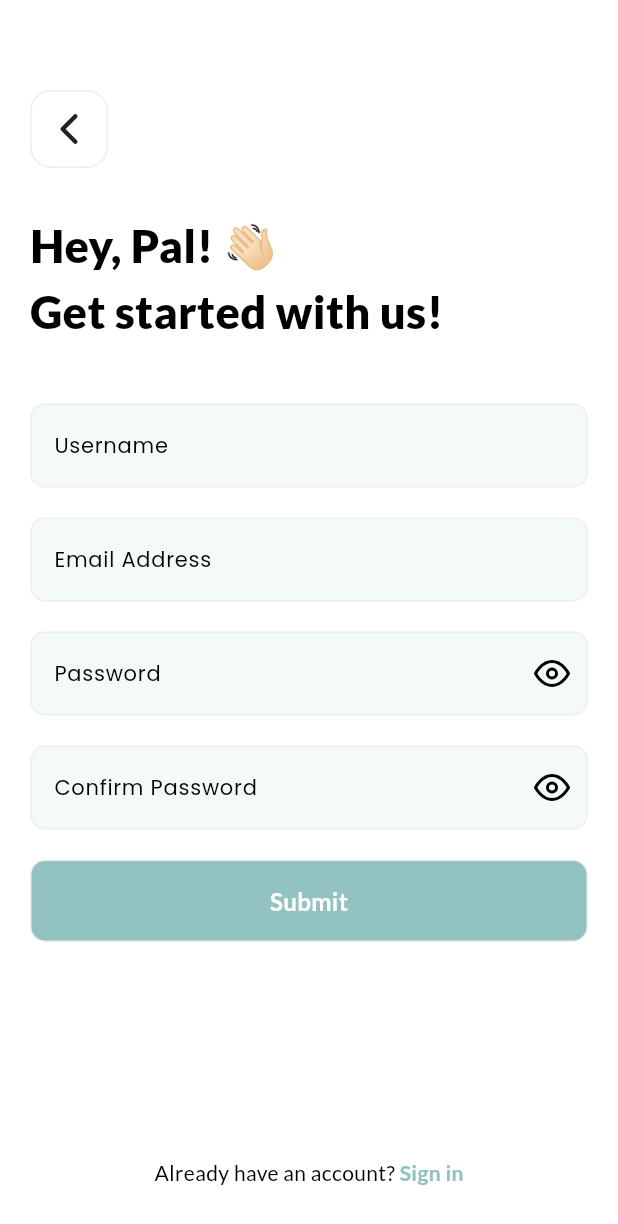
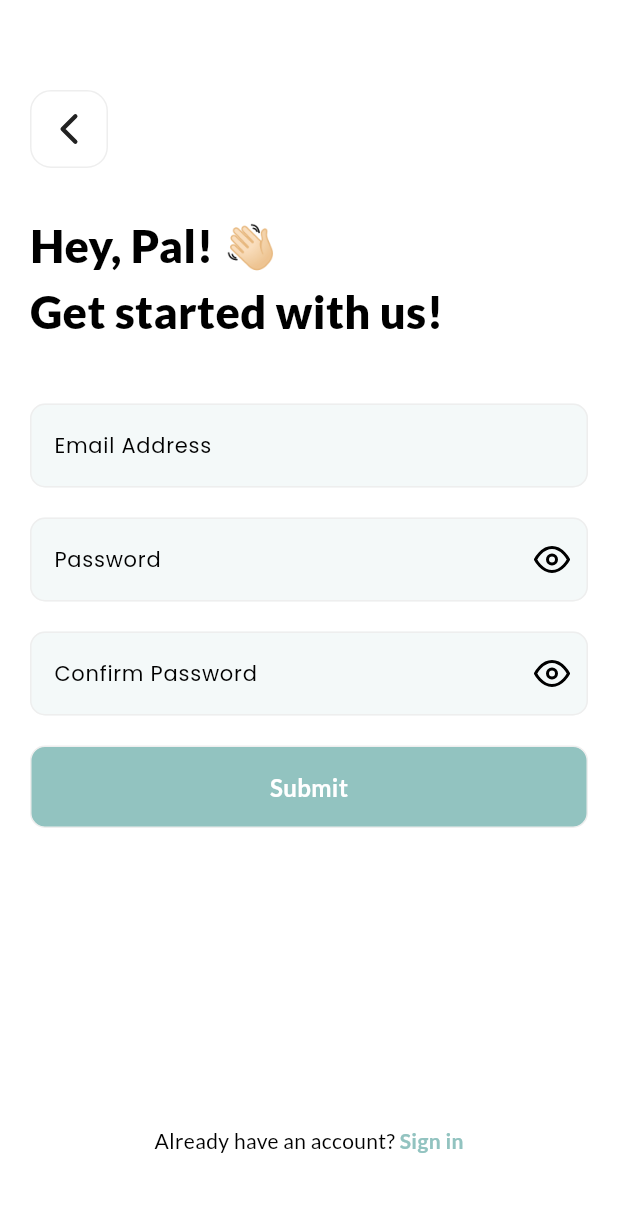
Before and after one commit to WannaCry081/PackagePal, a Flutter app: the RegisterView screen opened by its route, on a phone screen of 412 x 824 dp. Shown: the top 1224 px of the screen. Run offline on Flutter 3.47's test engine with Material 3 defaults, Android fonts, the phone set to English and light mode, and no system bars; our stand-ins replace firebase_auth, firebase_core, flutter_feather_icons, flutter_spinkit, flutter_svg, google_fonts and 2 more; accounts and stored records are empty.

Commit message:
Add form validations

```diff
--- a/frontend/lib/views/Register/index.dart
+++ b/frontend/lib/views/Register/index.dart
@@ -1,8 +1,9 @@
 import "package:flutter/material.dart";
+import "package:google_fonts/google_fonts.dart";
 import "package:flutter_feather_icons/flutter_feather_icons.dart";
 import "package:frontend/widgets/CustomFormField.dart";
-import "package:google_fonts/google_fonts.dart";
 import "package:frontend/widgets/CustomButton.dart";
+import "package:frontend/core/utils/FormValidator.dart";
 
 class RegisterView extends StatefulWidget {
   const RegisterView({super.key});
@@ -12,11 +13,12 @@ class RegisterView extends StatefulWidget {
 }
 
 class RegisterViewState extends State<RegisterView> {
-  final GlobalKey<FormState> form = GlobalKey<FormState>();
+  final GlobalKey<FormState> _form = GlobalKey<FormState>();
   late TextEditingController _userName;
   late TextEditingController _email;
   late TextEditingController _confirmPassword;
   late TextEditingController _password;
+  int _gap = 645;
 
   @override
   void initState() {
@@ -69,35 +71,46 @@ class RegisterViewState extends State<RegisterView> {
         ),
         const SizedBox(height: 20),
         Form(
-            key: form,
+            key: _form,
             child: Column(
               children: [
                 const SizedBox(height: 20),
                 CustomFormField(
-                  formData: _userName,
-                  formLabelText: "Username",
+                  formData: _email,
+                  formLabelText: "Email Address",
+                  formValidator: FormValidator().validateEmail,
                 ),
                 const SizedBox(height: 20),
                 CustomFormField(
-                  formData: _email,
-                  formLabelText: "Email Address",
+                  formData: _password,
+                  formLabelText: "Password",
+                  formObsecure: true,
+                  formValidator: FormValidator().validatePassword,
                 ),
                 const SizedBox(height: 20),
                 CustomFormField(
-                    formData: _password,
-                    formLabelText: "Password",
-                    formObsecure: true),
-                const SizedBox(height: 20),
-                CustomFormField(
-                    formData: _confirmPassword,
-                    formLabelText: "Confirm Password",
-                    formObsecure: true),
+                  formData: _confirmPassword,
+                  formLabelText: "Confirm Password",
+                  formObsecure: true,
+                  formValidator: (value) => FormValidator()
+                      .validateConfirmPassword(value, _password.text),
+                ),
                 const SizedBox(height: 20),
                 Padding(
                     padding: const EdgeInsets.symmetric(horizontal: 20),
                     child: CustomButton(
                       btnColor: Theme.of(context).colorScheme.primary,
-                      btnOnTap: () {},
+                      btnOnTap: () {
+                        if (_form.currentState!.validate()) {
+                          setState(() {
+                            _gap = 645;
+                          });
+                        } else {
+                          setState(() {
+                            _gap = 715;
+                          });
+                        }
+                      },
                       btnChild: Text("Submit",
                           style: GoogleFonts.lato(
                               fontSize: 16,
@@ -105,7 +118,7 @@ class RegisterViewState extends State<RegisterView> {
                               color: Theme.of(context).colorScheme.background)),
                     )),
                 const SizedBox(height: 20),
-                SizedBox(height: MediaQuery.of(context).size.height - 700),
+                SizedBox(height: MediaQuery.of(context).size.height - _gap),
                 Row(
                   mainAxisAlignment: MainAxisAlignment.center,
                   children: [
```
Also changed, not shown: frontend/lib/views/ForgotPassword/index.dart (+15 -2 lines), frontend/lib/views/Login/index.dart (+21 -9 lines).
